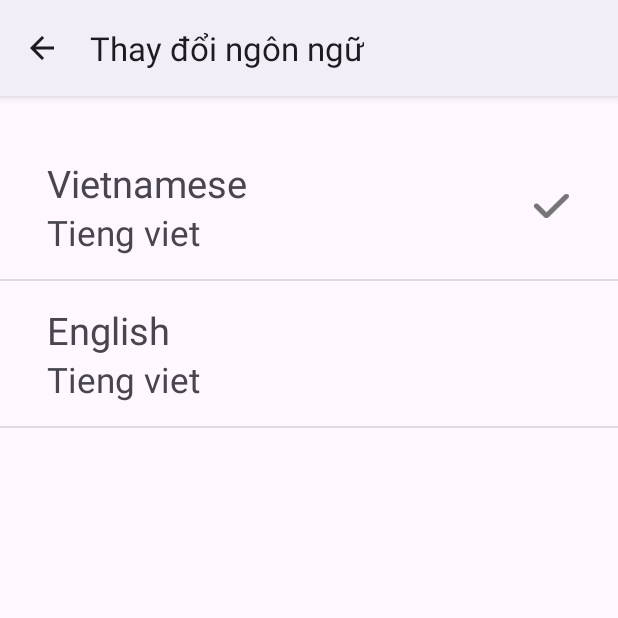
After one commit to hatezero014/DA_DiaryApp, an Android app: the ChangeLanguage screen opened directly, with no data from a screen before it, on a phone screen of 412 x 824 dp, the top half of it. The commit adds this screen. Run offline under Robolectric (Android 15) with nearby library versions, the phone set to English and light mode, and no system bars.

Commit message:
Change Language

```diff
--- a/app/src/main/AndroidManifest.xml
+++ b/app/src/main/AndroidManifest.xml
@@ -13,11 +13,13 @@
         android:theme="@style/Theme.DoAn_DiaryApp"
         tools:targetApi="31">
         <activity
+            android:name=".ChangeLanguage"
+            android:exported="false" />
+        <activity
             android:name=".MainActivity"
             android:exported="true">
             <intent-filter>
                 <action android:name="android.intent.action.MAIN" />
-
                 <category android:name="android.intent.category.LAUNCHER" />
             </intent-filter>
         </activity>
--- /dev/null
+++ b/app/src/main/java/com/example/doan_diaryapp/ChangeLanguage.java
@@ -0,0 +1,126 @@
+package com.example.doan_diaryapp;
+
+import android.os.Bundle;
+import android.view.MenuItem;
+import android.view.View;
+import android.view.ViewGroup;
+import android.widget.AdapterView;
+import android.widget.BaseAdapter;
+import android.widget.ImageView;
+import android.widget.ListView;
+import android.widget.TextView;
+
+import androidx.activity.EdgeToEdge;
+import androidx.appcompat.app.ActionBar;
+import androidx.appcompat.app.AppCompatActivity;
+import androidx.core.graphics.Insets;
+import androidx.core.view.ViewCompat;
+import androidx.core.view.WindowInsetsCompat;
+
+import com.example.doan_diaryapp.Models.Language;
+
+import java.util.ArrayList;
+
+public class ChangeLanguage extends AppCompatActivity {
+    ListView listViewLanguage;
+    ArrayList<Language> listLanguage;
+    LanguageListViewAdapter languageListViewAdapter;
+
+    @Override
+    public boolean onOptionsItemSelected(MenuItem item) {
+        int id = item.getItemId();
+        if (id == android.R.id.home) {
+            onBackPressed();
+            return true;
+        }
+        return super.onOptionsItemSelected(item);
+    }
+    @Override
+    protected void onCreate(Bundle savedInstanceState) {
+        super.onCreate(savedInstanceState);
+        EdgeToEdge.enable(this);
+        setContentView(R.layout.activity_change_language);
+        ViewCompat.setOnApplyWindowInsetsListener(findViewById(R.id.main), (v, insets) -> {
+            Insets systemBars = insets.getInsets(WindowInsetsCompat.Type.systemBars());
+            v.setPadding(systemBars.left, systemBars.top, systemBars.right, systemBars.bottom);
+            return insets;
+        });
+
+        ActionBar actionBar = getSupportActionBar();
+        actionBar.setTitle("Thay đổi ngôn ngữ");
+        getSupportActionBar().setDisplayHomeAsUpEnabled(true);
+
+        listLanguage = new ArrayList<>();
+        listLanguage.add(new Language(1, "vi-EN", "Vietnamese", true));
+        listLanguage.add(new Language(2, "en-EN", "English", false));
+
+        languageListViewAdapter = new LanguageListViewAdapter(listLanguage);
+
+        listViewLanguage = findViewById(R.id.listView);
+        listViewLanguage.setAdapter(languageListViewAdapter);
+
+        listViewLanguage.setOnItemClickListener(new AdapterView.OnItemClickListener() {
+            @Override
+            public void onItemClick(AdapterView<?> parent, View view, int position, long id) {
+                    Language language = (Language) languageListViewAdapter.getItem(position);
+                    int _id = (id == 1) ? 2 : 1;
+                    Language _language = (Language) languageListViewAdapter.getItem(_id - 1);
+                    language.setActive(true);
+                    _language.setActive(false);
+                    languageListViewAdapter.setSelectedItemId(language.getId());
+            }
+        });
+    }
+
+    static class LanguageListViewAdapter extends BaseAdapter {
+        private int selectedItemId = -1;
+        final ArrayList<Language> listLanguage;
+
+        LanguageListViewAdapter(ArrayList<Language> listProduct) {
+            this.listLanguage = listProduct;
+        }
+        public void setSelectedItemId(int selectedItemId) {
+            if (this.selectedItemId == selectedItemId)
+                return;
+            this.selectedItemId = selectedItemId;
+            notifyDataSetChanged();
+        }
+        @Override
+        public int getCount() {
+            return listLanguage.size();
+        }
+        @Override
+        public Object getItem(int position) {
+            return listLanguage.get(position);
+        }
+        @Override
+        public long getItemId(int position) {
+            return listLanguage.get(position).getId();
+        }
+        @Override
+        public View getView(int position, View convertView, ViewGroup parent) {
+
+            View viewLanguage;
+            if (convertView == null) {
+                viewLanguage = View.inflate(parent.getContext(), R.layout.language_view, null);
+            } else viewLanguage = convertView;
+
+            Language language = (Language) getItem(position);
+            TextView nameTextView = viewLanguage.findViewById(R.id.nameLanguage);
+            TextView subTextView = viewLanguage.findViewById(R.id.subLanguage);
+            ImageView imageView = viewLanguage.findViewById(R.id.imageView);
+
+            nameTextView.setText(language.getName());
+            subTextView.setText("Tieng viet");
+
+            if (language.isActive()) {
+                selectedItemId = language.getId();
+                imageView.setVisibility(View.VISIBLE);
+            } else {
+                imageView.setVisibility(View.GONE);
+            }
+
+            return viewLanguage;
+        }
+    }
+}
--- a/app/src/main/java/com/example/doan_diaryapp/MainActivity.java
+++ b/app/src/main/java/com/example/doan_diaryapp/MainActivity.java
@@ -1,6 +1,9 @@
 package com.example.doan_diaryapp;
 
+import android.content.Intent;
 import android.os.Bundle;
+import android.view.View;
+import android.widget.Button;
 
 import androidx.activity.EdgeToEdge;
 import androidx.appcompat.app.AppCompatActivity;
@@ -10,6 +13,7 @@ import androidx.core.view.WindowInsetsCompat;
 
 public class MainActivity extends AppCompatActivity {
 
+    Button btn;
     @Override
     protected void onCreate(Bundle savedInstanceState) {
         super.onCreate(savedInstanceState);
@@ -20,5 +24,13 @@ public class MainActivity extends AppCompatActivity {
             v.setPadding(systemBars.left, systemBars.top, systemBars.right, systemBars.bottom);
             return insets;
         });
+        btn = findViewById(R.id.button);
+        btn.setOnClickListener(new View.OnClickListener() {
+            @Override
+            public void onClick(View v) {
+                Intent intent = new Intent(MainActivity.this, ChangeLanguage.class);
+                startActivity(intent);
+            }
+        });
     }
 }
--- /dev/null
+++ b/app/src/main/java/com/example/doan_diaryapp/Models/Language.java
@@ -0,0 +1,48 @@
+package com.example.doan_diaryapp.Models;
+
+public class Language {
+    int Id;
+    String Code;
+
+    public int getId() {
+        return Id;
+    }
+
+    public void setId(int id) {
+        Id = id;
+    }
+
+    public String getCode() {
+        return Code;
+    }
+
+    public void setCode(String code) {
+        Code = code;
+    }
+
+    public String getName() {
+        return Name;
+    }
+
+    public void setName(String name) {
+        Name = name;
+    }
+
+    public boolean isActive() {
+        return isActive;
+    }
+
+    public void setActive(boolean active) {
+        isActive = active;
+    }
+
+    public Language(int id, String code, String name, boolean isActive) {
+        Id = id;
+        Code = code;
+        Name = name;
+        this.isActive = isActive;
+    }
+
+    String Name;
+    boolean isActive;
+}
--- /dev/null
+++ b/app/src/main/res/drawable/ic_check.xml
@@ -0,0 +1,13 @@
+<?xml version="1.0" encoding="utf-8"?>
+<vector xmlns:android="http://schemas.android.com/apk/res/android"
+    android:width="15dp"
+    android:height="10dp"
+    android:viewportWidth="15"
+    android:viewportHeight="10">
+    <path
+        android:pathData="M13.1875,1.0625L5.3125,8.93715L1.375,5"
+        android:strokeColor="#757575"
+        android:strokeWidth="2"
+        android:strokeLineCap="round"
+        android:strokeLineJoin="round"/>
+</vector>
--- /dev/null
+++ b/app/src/main/res/layout/activity_change_language.xml
@@ -0,0 +1,16 @@
+<?xml version="1.0" encoding="utf-8"?>
+<LinearLayout xmlns:android="http://schemas.android.com/apk/res/android"
+    xmlns:app="http://schemas.android.com/apk/res-auto"
+    xmlns:tools="http://schemas.android.com/tools"
+    android:id="@+id/main"
+    android:layout_width="match_parent"
+    android:layout_height="match_parent"
+    android:orientation="vertical"
+    tools:context=".ChangeLanguage">
+
+    <ListView
+        android:id="@+id/listView"
+        android:layout_width="match_parent"
+        android:layout_height="match_parent"
+        android:layout_marginTop="25dp"/>
+</LinearLayout>
--- a/app/src/main/res/layout/activity_main.xml
+++ b/app/src/main/res/layout/activity_main.xml
@@ -7,13 +7,13 @@
     android:layout_height="match_parent"
     tools:context=".MainActivity">
 
-    <TextView
+    <Button
+        android:id="@+id/button"
         android:layout_width="wrap_content"
         android:layout_height="wrap_content"
-        android:text="Hello World!"
-        app:layout_constraintBottom_toBottomOf="parent"
+        android:layout_marginTop="368dp"
+        android:text="Nam"
         app:layout_constraintEnd_toEndOf="parent"
         app:layout_constraintStart_toStartOf="parent"
         app:layout_constraintTop_toTopOf="parent" />
-
 </androidx.constraintlayout.widget.ConstraintLayout>
--- /dev/null
+++ b/app/src/main/res/layout/language_view.xml
@@ -0,0 +1,41 @@
+<?xml version="1.0" encoding="utf-8"?>
+<LinearLayout xmlns:android="http://schemas.android.com/apk/res/android"
+    android:layout_width="match_parent"
+    android:layout_height="wrap_content"
+    android:orientation="vertical"
+    android:padding="15dp">
+
+    <LinearLayout
+        android:layout_width="match_parent"
+        android:layout_height="match_parent"
+        android:orientation="horizontal"
+        android:gravity="center">
+
+        <LinearLayout
+            android:layout_width="0dp"
+            android:layout_height="wrap_content"
+            android:layout_weight="1"
+            android:orientation="vertical"
+            android:layout_marginStart="16dp">
+
+            <TextView
+                android:id="@+id/nameLanguage"
+                android:layout_width="wrap_content"
+                android:layout_height="wrap_content"
+                android:textSize="25sp"/>
+
+            <TextView
+                android:id="@+id/subLanguage"
+                android:layout_width="wrap_content"
+                android:layout_height="wrap_content"
+                android:textSize="23sp"/>
+        </LinearLayout>
+
+        <ImageView
+            android:id="@+id/imageView"
+            android:layout_width="25dp"
+            android:layout_height="25dp"
+            android:src="@drawable/ic_check"
+            android:layout_marginEnd="16dp"/>
+    </LinearLayout>
+</LinearLayout>
--- a/app/src/main/res/values-night/themes.xml
+++ b/app/src/main/res/values-night/themes.xml
@@ -1,6 +1,6 @@
 <resources xmlns:tools="http://schemas.android.com/tools">
     <!-- Base application theme. -->
-    <style name="Base.Theme.DoAn_DiaryApp" parent="Theme.Material3.DayNight.NoActionBar">
+    <style name="Base.Theme.DoAn_DiaryApp" parent="Theme.Material3.DayNight">
         <!-- Customize your dark theme here. -->
         <!-- <item name="colorPrimary">@color/my_dark_primary</item> -->
     </style>
--- a/app/src/main/res/values/themes.xml
+++ b/app/src/main/res/values/themes.xml
@@ -1,6 +1,6 @@
 <resources xmlns:tools="http://schemas.android.com/tools">
     <!-- Base application theme. -->
-    <style name="Base.Theme.DoAn_DiaryApp" parent="Theme.Material3.DayNight.NoActionBar">
+    <style name="Base.Theme.DoAn_DiaryApp" parent="Theme.Material3.DayNight">
         <!-- Customize your light theme here. -->
         <!-- <item name="colorPrimary">@color/my_light_primary</item> -->
     </style>
```
Also changed, not shown: 1 other file.
